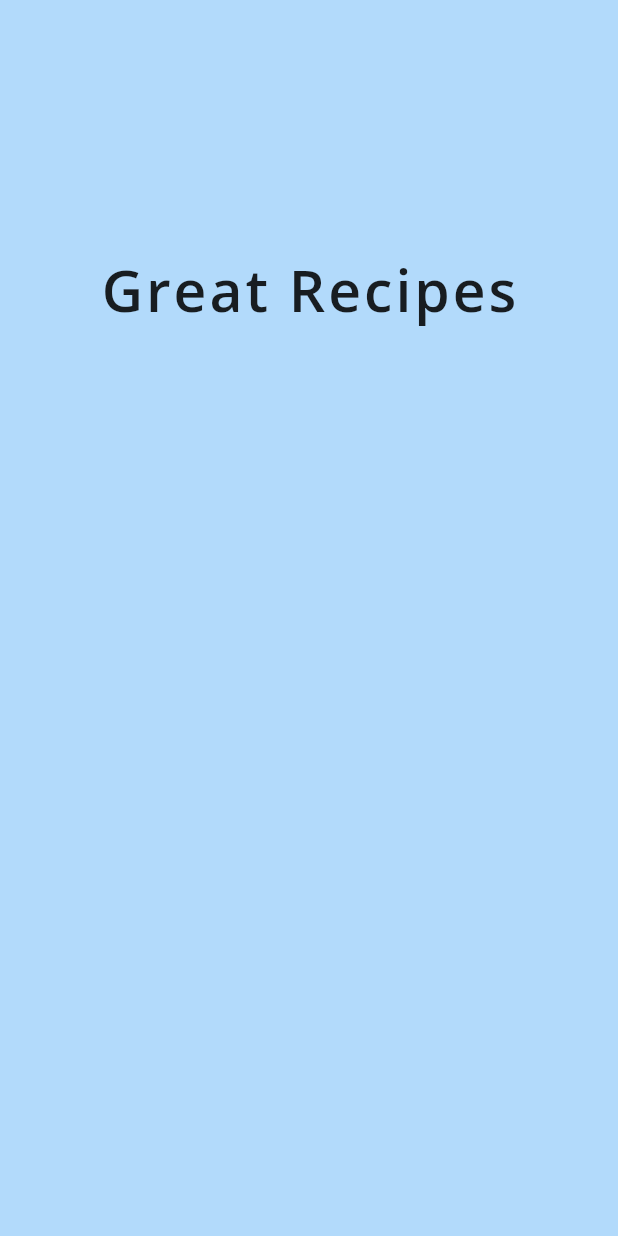
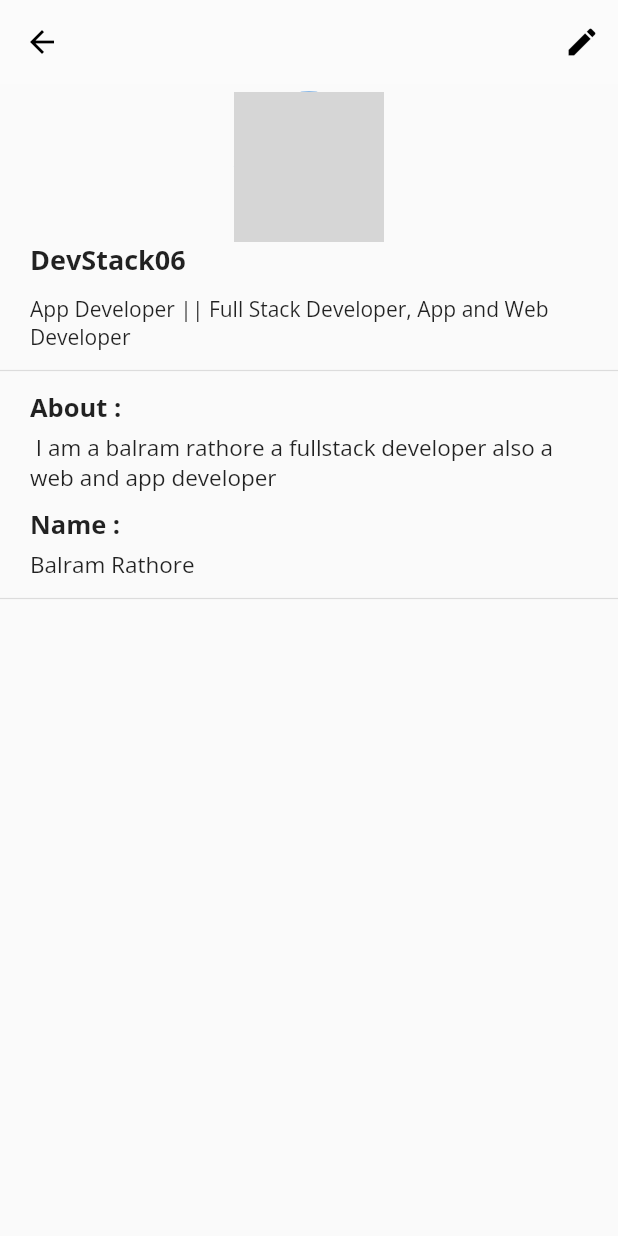
Before and after one commit to prabeshpathak/recipe-me, a Flutter app: the first screen one second after launch, on a phone screen of 412 x 824 dp. Run offline on Flutter 3.47's test engine with Material 2 defaults, Android fonts, the phone set to English and light mode, and no system bars; our stand-ins replace flutter_secure_storage, google_fonts, image_picker, logger; network calls fail; grey boxes are pictures that could not be loaded.

Commit message:
main page added with network

```diff
--- a/lib/NetworkHandler.dart
+++ b/lib/NetworkHandler.dart
@@ -1,19 +1,20 @@
 import 'dart:convert';
 import 'package:http/http.dart' as http;
 import 'package:logger/logger.dart';
- import 'package:flutter_secure_storage/flutter_secure_storage.dart';
+import 'package:flutter_secure_storage/flutter_secure_storage.dart';
+import 'package:flutter/cupertino.dart';
 
 class NetworkHandler {
   // String baseurl = "https://flutter-server.herokuapp.com";
   String baseurl = "http://127.0.0.1:5000";
 
   var log = Logger();
-   FlutterSecureStorage storage = FlutterSecureStorage();
+  FlutterSecureStorage storage = FlutterSecureStorage();
   Future get(String url) async {
     String? token = await storage.read(key: "token");
     url = formater(url);
     // /user/register
-     var response = await http.get(
+    var response = await http.get(
       Uri.parse(url),
       headers: {"Authorization": "Bearer $token"},
     );
@@ -26,8 +27,10 @@ class NetworkHandler {
     log.i(response.statusCode);
   }
 
-   Future<http.Response> post(String url, Map<String, String> body) async {    url = formater(url);
-     String? token = await storage.read(key: "token");    var response = await http.post(
+  Future<http.Response> post(String url, Map<String, String> body) async {
+    url = formater(url);
+    String? token = await storage.read(key: "token");
+    var response = await http.post(
       Uri.parse(url),
       headers: {
         "Content-type": "application/json",
@@ -38,7 +41,7 @@ class NetworkHandler {
     return response;
   }
 
-    Future<http.StreamedResponse> patchImage(String url, String filepath) async {
+  Future<http.StreamedResponse> patchImage(String url, String filepath) async {
     url = formater(url);
     String? token = await storage.read(key: "token");
     var request = http.MultipartRequest('PATCH', Uri.parse(url));
@@ -54,4 +57,8 @@ class NetworkHandler {
   String formater(String url) {
     return baseurl + url;
   }
+  NetworkImage getImage(String username) {
+    String url = formater("/uploads//$username.jpg");
+    return NetworkImage(url);
+  }
 }
--- a/lib/main.dart
+++ b/lib/main.dart
@@ -5,7 +5,8 @@ import "package:recipe_app_flutter/pages/HomePage.dart";
 import 'package:recipe_app_flutter/pages/WelcomePage.dart';
 import "package:google_fonts/google_fonts.dart";
 import 'package:flutter_secure_storage/flutter_secure_storage.dart';
- import 'pages/LoadingPage.dart';
+import 'pages/LoadingPage.dart';
+import 'package:recipe_app_flutter/profile/MainProfile.dart';
 
 void main() {
   runApp(MyApp());
@@ -47,7 +48,7 @@ class _MyAppState extends State<MyApp> {
           Theme.of(context).textTheme,
         ),
       ),
-      home: page,
+      home: MainProfile(),
     );
   }
 }
--- /dev/null
+++ b/lib/profile/MainProfile.dart
@@ -0,0 +1,95 @@
+import 'package:recipe_app_flutter/NetworkHandler.dart';
+import 'package:flutter/material.dart';
+
+class MainProfile extends StatefulWidget {
+  @override
+  _MainProfileState createState() => _MainProfileState();
+}
+
+class _MainProfileState extends State<MainProfile> {
+  @override
+  Widget build(BuildContext context) {
+    return Scaffold(
+      appBar: AppBar(
+        elevation: 0,
+        backgroundColor: Colors.white10,
+        leading: IconButton(
+          icon: Icon(Icons.arrow_back),
+          onPressed: () {},
+          color: Colors.black,
+        ),
+        actions: <Widget>[
+          IconButton(
+            icon: Icon(Icons.edit),
+            onPressed: () {},
+            color: Colors.black,
+          ),
+        ],
+      ),
+      body: ListView(
+        children: <Widget>[
+          head(),
+          Divider(
+            thickness: 0.8,
+          ),
+          otherDetails("About",
+              " I am a balram rathore a fullstack developer also a web and app developer"),
+          otherDetails("Name", "Balram Rathore"),
+          Divider(
+            thickness: 0.8,
+          ),
+        ],
+      ),
+    );
+  }
+
+  Widget head() {
+    return Padding(
+      padding: const EdgeInsets.symmetric(horizontal: 20, vertical: 5),
+      child: Column(
+        crossAxisAlignment: CrossAxisAlignment.start,
+        children: <Widget>[
+          Center(
+            child: CircleAvatar(
+              radius: 50,
+              backgroundImage: NetworkHandler().getImage("devStack06"),
+            ),
+          ),
+          Text(
+            "DevStack06",
+            style: TextStyle(fontSize: 18, fontWeight: FontWeight.bold),
+          ),
+          SizedBox(
+            height: 10,
+          ),
+          Text("App Developer || Full Stack Developer, App and Web Developer")
+        ],
+      ),
+    );
+  }
+
+  Widget otherDetails(String label, String value) {
+    return Padding(
+      padding: const EdgeInsets.symmetric(horizontal: 20, vertical: 5),
+      child: Column(
+        crossAxisAlignment: CrossAxisAlignment.start,
+        children: <Widget>[
+          Text(
+            "$label :",
+            style: TextStyle(
+              fontSize: 17,
+              fontWeight: FontWeight.bold,
+            ),
+          ),
+          SizedBox(
+            height: 5,
+          ),
+          Text(
+            value,
+            style: TextStyle(fontSize: 15),
+          )
+        ],
+      ),
+    );
+  }
+}
```
